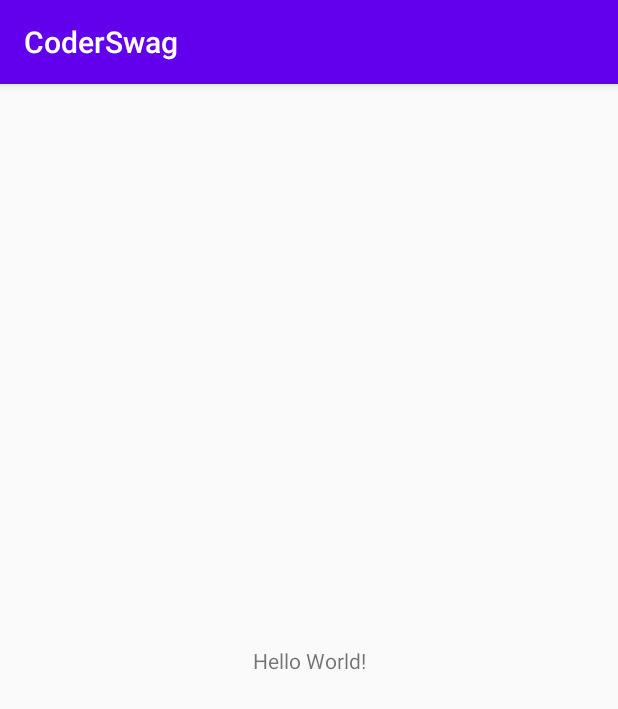
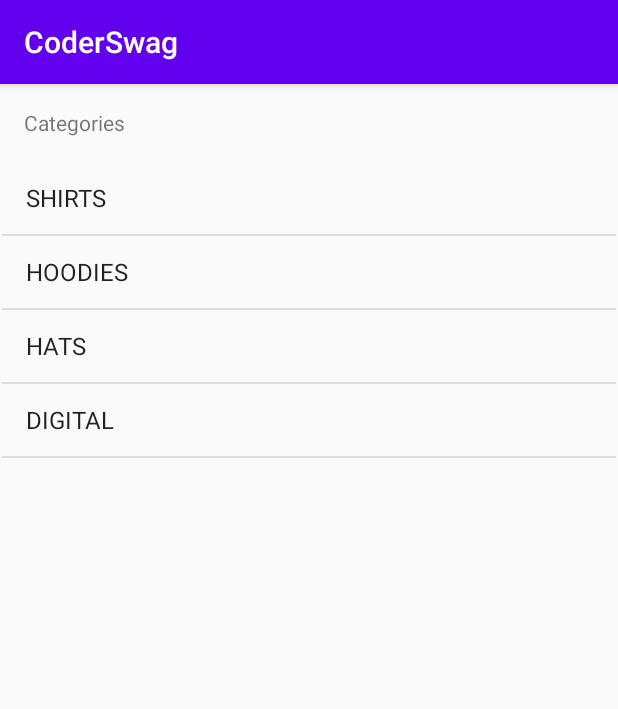
Before and after one commit to DevAbraham/CoderSwag-List-And-RecyclerViews, an Android app: the screen it shows after launch (MainActivity), on a phone screen of 412 x 824 dp. Shown: the top 709 px of the screen. Run offline under Robolectric (Android 15) with nearby library versions, the phone set to English and light mode, and no system bars.

Commit message:
list view category

```diff
--- a/app/build.gradle
+++ b/app/build.gradle
@@ -30,6 +30,7 @@ dependencies {
     implementation 'androidx.core:core-ktx:1.3.2'
     implementation 'androidx.appcompat:appcompat:1.2.0'
     implementation 'androidx.constraintlayout:constraintlayout:2.0.4'
+    implementation 'androidx.recyclerview:recyclerview:1.2.1'
     testImplementation 'junit:junit:4.12'
     androidTestImplementation 'androidx.test.ext:junit:1.1.2'
     androidTestImplementation 'androidx.test.espresso:espresso-core:3.3.0'
--- a/app/src/main/java/com/ruedapps/coderswag/Controler/MainActivity.kt
+++ b/app/src/main/java/com/ruedapps/coderswag/Controler/MainActivity.kt
@@ -2,11 +2,26 @@ package com.ruedapps.coderswag.Controler
 
 import androidx.appcompat.app.AppCompatActivity
 import android.os.Bundle
+import android.widget.ArrayAdapter
+import com.ruedapps.coderswag.Model.Category
 import com.ruedapps.coderswag.R
+import com.ruedapps.coderswag.Services.DataService
+import kotlinx.android.synthetic.main.activity_main.*
 
 class MainActivity : AppCompatActivity() {
+
+
+    lateinit var adapter :  ArrayAdapter <Category>
+
     override fun onCreate(savedInstanceState: Bundle?) {
         super.onCreate(savedInstanceState)
         setContentView(R.layout.activity_main)
+        adapter = ArrayAdapter(this,
+            android.R.layout.simple_list_item_1,
+            DataService.categories)
+        listViewCategories.adapter = adapter
+
     }
+
+
 }
--- a/app/src/main/java/com/ruedapps/coderswag/Model/Category.kt
+++ b/app/src/main/java/com/ruedapps/coderswag/Model/Category.kt
@@ -1,6 +1,8 @@
 package com.ruedapps.coderswag.Model
 
 class Category (val title :String , val image :String ){
-
+    override fun toString(): String {
+        return title
+    }
 
 }
--- a/app/src/main/res/layout/activity_main.xml
+++ b/app/src/main/res/layout/activity_main.xml
@@ -7,12 +7,27 @@
     tools:context=".Controler.MainActivity">
 
     <TextView
+        android:id="@+id/textView"
         android:layout_width="wrap_content"
         android:layout_height="wrap_content"
-        android:text="Hello World!"
-        app:layout_constraintBottom_toBottomOf="parent"
+        android:layout_marginStart="16dp"
+        android:layout_marginTop="16dp"
+        android:text="Categories"
         app:layout_constraintLeft_toLeftOf="parent"
-        app:layout_constraintRight_toRightOf="parent"
+        app:layout_constraintStart_toStartOf="parent"
         app:layout_constraintTop_toTopOf="parent" />
 
+    <ListView
+        android:id="@+id/listViewCategories"
+        android:layout_width="409dp"
+        android:layout_height="694dp"
+        android:layout_marginStart="8dp"
+        android:layout_marginTop="2dp"
+        android:layout_marginEnd="8dp"
+        android:layout_marginBottom="8dp"
+        app:layout_constraintBottom_toBottomOf="parent"
+        app:layout_constraintEnd_toEndOf="parent"
+        app:layout_constraintStart_toStartOf="parent"
+        app:layout_constraintTop_toBottomOf="@+id/textView" />
+
 </androidx.constraintlayout.widget.ConstraintLayout>
```
Also changed, not shown: app/src/main/res/layout/category_list_item.xml (added, +33 -0 lines).
